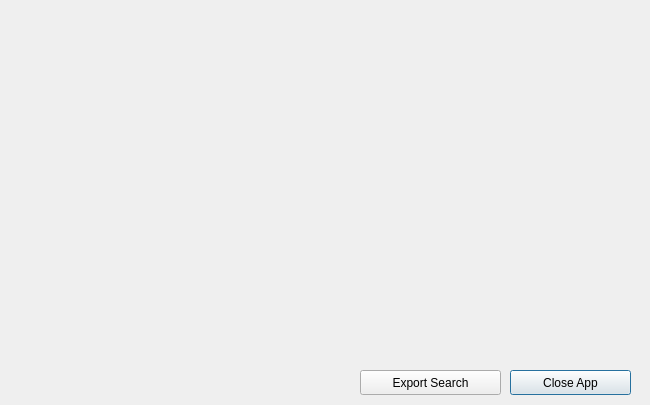
This is src/ui/summarydialog.ui in jspngh/shae-workstation as Qt 5 draws it before an edit. The edited form follows.
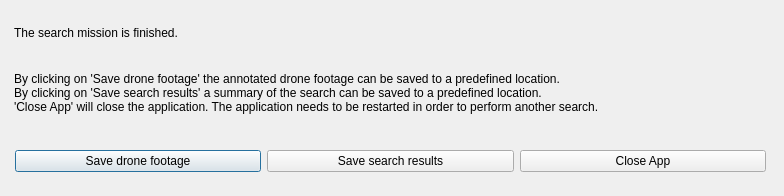
This is the edited form.

Commit message: styled summary dialog

The edit to the form file:
```diff
--- a/src/ui/summarydialog.ui
+++ b/src/ui/summarydialog.ui
@@ -6,38 +6,110 @@
    <rect>
     <x>0</x>
     <y>0</y>
-    <width>650</width>
-    <height>405</height>
+    <width>784</width>
+    <height>196</height>
    </rect>
   </property>
   <property name="windowTitle">
    <string>Dialog</string>
   </property>
-  <widget class="QPushButton" name="closeAppBtn">
+  <widget class="QWidget" name="horizontalLayoutWidget">
    <property name="geometry">
     <rect>
-     <x>510</x>
-     <y>370</y>
-     <width>121</width>
-     <height>25</height>
+     <x>0</x>
+     <y>150</y>
+     <width>781</width>
+     <height>41</height>
     </rect>
    </property>
-   <property name="text">
-    <string>Close App</string>
-   </property>
+   <layout class="QHBoxLayout" name="horizontalLayout">
+    <property name="sizeConstraint">
+     <enum>QLayout::SetMaximumSize</enum>
+    </property>
+    <property name="leftMargin">
+     <number>15</number>
+    </property>
+    <property name="rightMargin">
+     <number>15</number>
+    </property>
+    <item>
+     <widget class="QPushButton" name="saveFootageBtn">
+      <property name="text">
+       <string>Save drone footage</string>
+      </property>
+     </widget>
+    </item>
+    <item>
+     <widget class="QPushButton" name="saveSearchBtn">
+      <property name="text">
+       <string>Save search results</string>
+      </property>
+     </widget>
+    </item>
+    <item>
+     <widget class="QPushButton" name="closeAppBtn">
+      <property name="text">
+       <string>Close App</string>
+      </property>
+     </widget>
+    </item>
+   </layout>
   </widget>
-  <widget class="QPushButton" name="exportSearchBtn">
+  <widget class="QWidget" name="verticalLayoutWidget">
    <property name="geometry">
     <rect>
-     <x>360</x>
-     <y>370</y>
-     <width>141</width>
-     <height>25</height>
+     <x>-1</x>
+     <y>-1</y>
+     <width>781</width>
+     <height>151</height>
     </rect>
    </property>
-   <property name="text">
-    <string>Export Search</string>
-   </property>
+   <layout class="QVBoxLayout" name="verticalLayout">
+    <property name="sizeConstraint">
+     <enum>QLayout::SetMaximumSize</enum>
+    </property>
+    <property name="leftMargin">
+     <number>15</number>
+    </property>
+    <item>
+     <widget class="QLabel" name="label_2">
+      <property name="minimumSize">
+       <size>
+        <width>0</width>
+        <height>67</height>
+       </size>
+      </property>
+      <property name="styleSheet">
+       <string notr="true">font: 15pt &quot;Ubuntu&quot;;</string>
+      </property>
+      <property name="text">
+       <string>The search mission is finished.</string>
+      </property>
+     </widget>
+    </item>
+    <item alignment="Qt::AlignVCenter">
+     <widget class="QLabel" name="label">
+      <property name="text">
+       <string>By clicking on 'Save drone footage' the annotated drone footage can be saved to a predefined location.
+By clicking on 'Save search results' a summary of the search can be saved to a predefined location.
+'Close App' will close the application. The application needs to be restarted in order to perform another search.</string>
+      </property>
+     </widget>
+    </item>
+    <item>
+     <spacer name="verticalSpacer">
+      <property name="orientation">
+       <enum>Qt::Vertical</enum>
+      </property>
+      <property name="sizeHint" stdset="0">
+       <size>
+        <width>20</width>
+        <height>40</height>
+       </size>
+      </property>
+     </spacer>
+    </item>
+   </layout>
   </widget>
  </widget>
  <resources/>
```
The commit also changes 8 other files.
